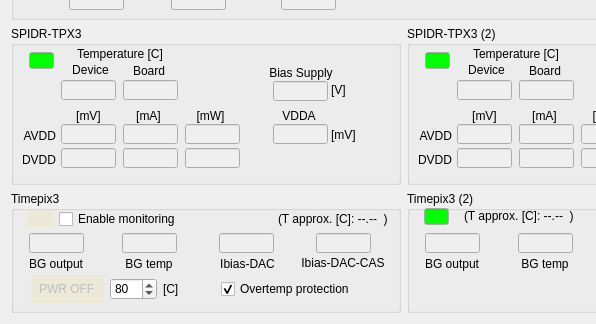
Old version of the form SpidrTpx3Mon/SpidrMon.ui in the repository navrit/dexter; both pictures show x 0 to 596 and y 136 to 460 of the 808 by 460 pixel window.
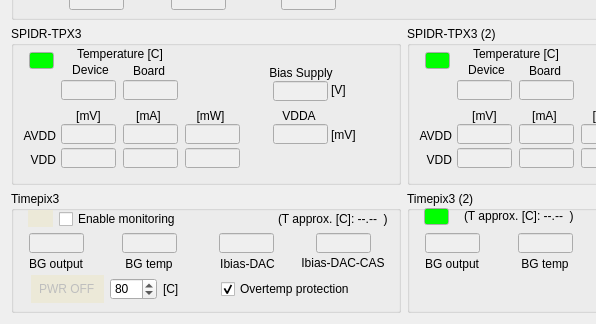
New version of the form. Icons and pictures are not drawn.

Commit message: [SpidrTpx3Mon] fix VDD <-> DVDD mix-up (requires LEON software update).

Patch:
```diff
--- a/SpidrTpx3Mon/SpidrMon.ui
+++ b/SpidrTpx3Mon/SpidrMon.ui
@@ -736,7 +736,7 @@
            </rect>
           </property>
           <property name="text">
-           <string>DVDD</string>
+           <string>VDD</string>
           </property>
           <property name="alignment">
            <set>Qt::AlignRight|Qt::AlignTrailing|Qt::AlignVCenter</set>
@@ -1184,7 +1184,7 @@
            </rect>
           </property>
           <property name="text">
-           <string>DVDD</string>
+           <string>VDD</string>
           </property>
           <property name="alignment">
            <set>Qt::AlignRight|Qt::AlignTrailing|Qt::AlignVCenter</set>
```
Left out of the diff: 16 changed lines with no effect on the pictures. The commit also changes 1 other file.
